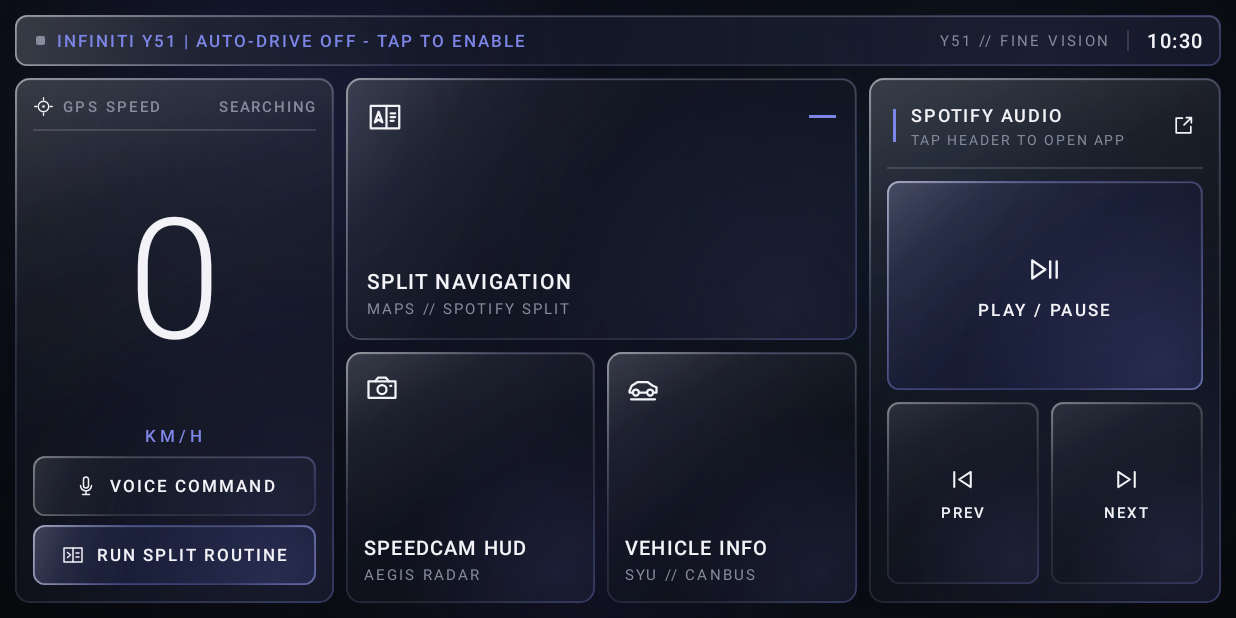
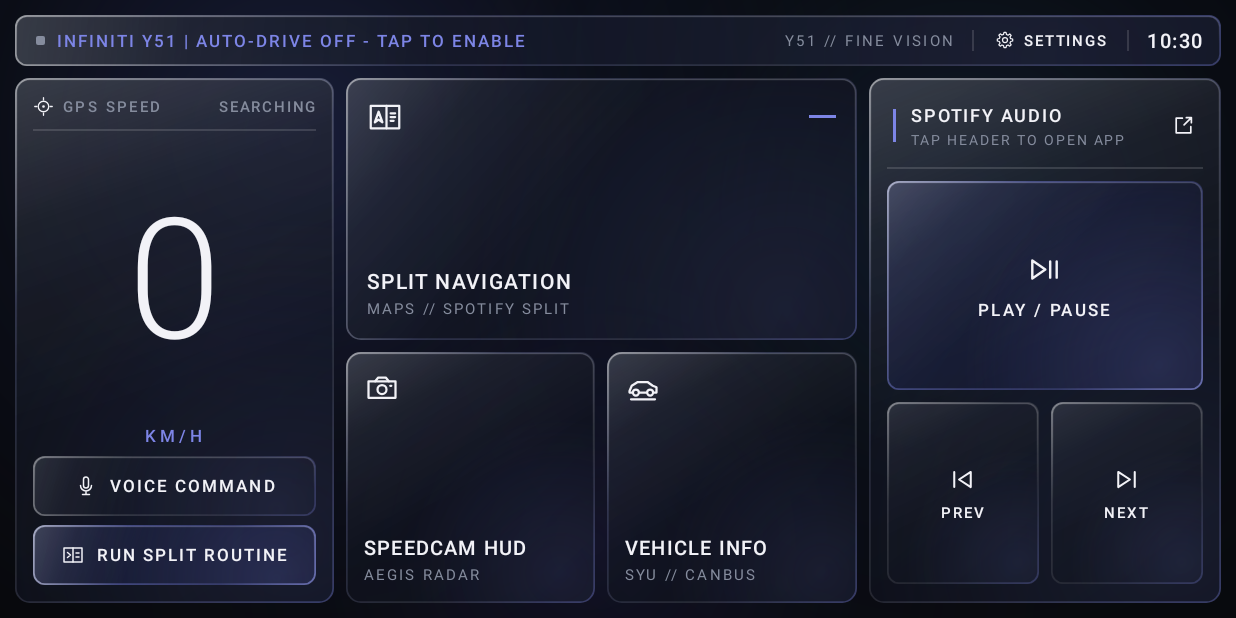
Before and after one commit to joe10897/infinitiX_CarLauncher, an Android app: the screen it shows after launch (MainActivity), on a phone screen of 824 x 412 dp (held sideways). Run offline under Robolectric (Android 15) with nearby library versions, the phone set to English and light mode, and no system bars.

Commit message:
feat: add top-bar SETTINGS button and monochrome Infiniti app logo

```diff
--- /dev/null
+++ b/app/src/main/res/drawable/ic_settings.xml
@@ -0,0 +1,21 @@
+<?xml version="1.0" encoding="utf-8"?>
+<vector xmlns:android="http://schemas.android.com/apk/res/android"
+    android:width="24dp"
+    android:height="24dp"
+    android:viewportWidth="24"
+    android:viewportHeight="24">
+    <path
+        android:fillColor="@android:color/transparent"
+        android:pathData="M12,9 A3,3 0 1,0 12,15 A3,3 0 1,0 12,9"
+        android:strokeWidth="1.5"
+        android:strokeColor="#F2F2F7"
+        android:strokeLineCap="round"
+        android:strokeLineJoin="round" />
+    <path
+        android:fillColor="@android:color/transparent"
+        android:pathData="M10.8,2.8 L13.2,2.8 L13.8,5.4 L15.7,6.2 L17.7,4.8 L19.4,6.5 L18.0,8.5 L18.8,10.4 L21.2,10.8 L21.2,13.2 L18.8,13.8 L18.0,15.7 L19.4,17.7 L17.7,19.4 L15.7,18.0 L13.8,18.8 L13.2,21.2 L10.8,21.2 L10.2,18.8 L8.3,18.0 L6.3,19.4 L4.6,17.7 L6.0,15.7 L5.2,13.8 L2.8,13.2 L2.8,10.8 L5.2,10.2 L6.0,8.3 L4.6,6.3 L6.3,4.6 L8.3,6.0 L10.2,5.2 Z"
+        android:strokeWidth="1.5"
+        android:strokeColor="#F2F2F7"
+        android:strokeLineCap="round"
+        android:strokeLineJoin="round" />
+</vector>
--- a/app/src/main/res/layout/activity_main.xml
+++ b/app/src/main/res/layout/activity_main.xml
@@ -70,6 +70,44 @@
             android:textAllCaps="true"
             android:textColor="@color/text_secondary"
             android:textSize="10sp" />
+
+        <View
+            android:layout_width="1dp"
+            android:layout_height="14dp"
+            android:layout_marginEnd="6dp"
+            android:background="@color/glass_divider" />
+
+        <LinearLayout
+            android:id="@+id/btnSettings"
+            android:layout_width="wrap_content"
+            android:layout_height="match_parent"
+            android:layout_marginEnd="6dp"
+            android:background="@drawable/bg_status_badge"
+            android:clickable="true"
+            android:focusable="true"
+            android:gravity="center_vertical"
+            android:orientation="horizontal"
+            android:paddingStart="8dp"
+            android:paddingEnd="8dp">
+
+            <ImageView
+                android:layout_width="13dp"
+                android:layout_height="13dp"
+                android:layout_marginEnd="6dp"
+                android:contentDescription="@string/btn_settings"
+                android:src="@drawable/ic_settings" />
+
+            <TextView
+                android:layout_width="wrap_content"
+                android:layout_height="wrap_content"
+                android:fontFamily="sans-serif-medium"
+                android:letterSpacing="0.12"
+                android:maxLines="1"
+                android:text="@string/btn_settings"
+                android:textAllCaps="true"
+                android:textColor="@color/text_primary"
+                android:textSize="10sp" />
+        </LinearLayout>
 
         <View
             android:layout_width="1dp"
--- a/app/src/main/res/values/strings.xml
+++ b/app/src/main/res/values/strings.xml
@@ -8,6 +8,7 @@
     <string name="status_active">INFINITI Y51 | AUTO-DRIVE ACTIVE</string>
     <string name="status_inactive">INFINITI Y51 | AUTO-DRIVE OFF - TAP TO ENABLE</string>
     <string name="header_cluster_tag">Y51 // FINE VISION</string>
+    <string name="btn_settings">SETTINGS</string>
 
     <string name="gps_header">GPS SPEED</string>
     <string name="gps_unit">KM/H</string>
```
Also changed, not shown: app/src/main/java/com/infiniti/m25launcher/MainActivity.kt (+16 -0 lines), app/src/main/res/drawable-v24/ic_launcher_foreground.xml (+21 -10 lines), app/src/main/res/drawable/ic_launcher_background.xml (+20 -3 lines), 4 other files.
